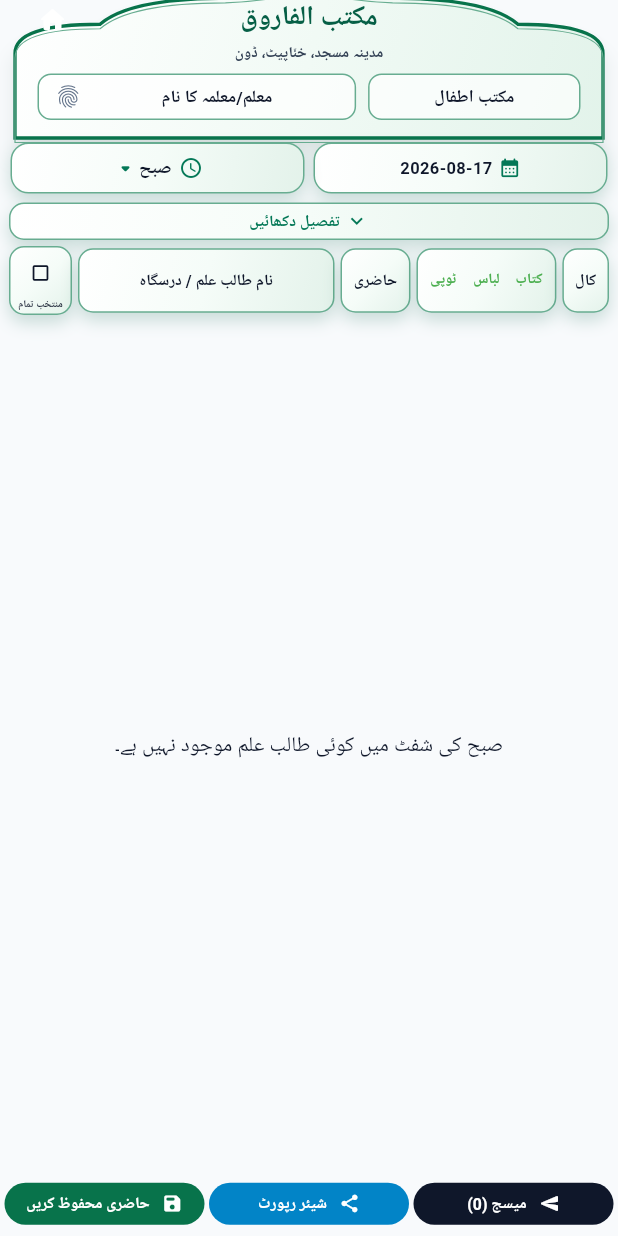
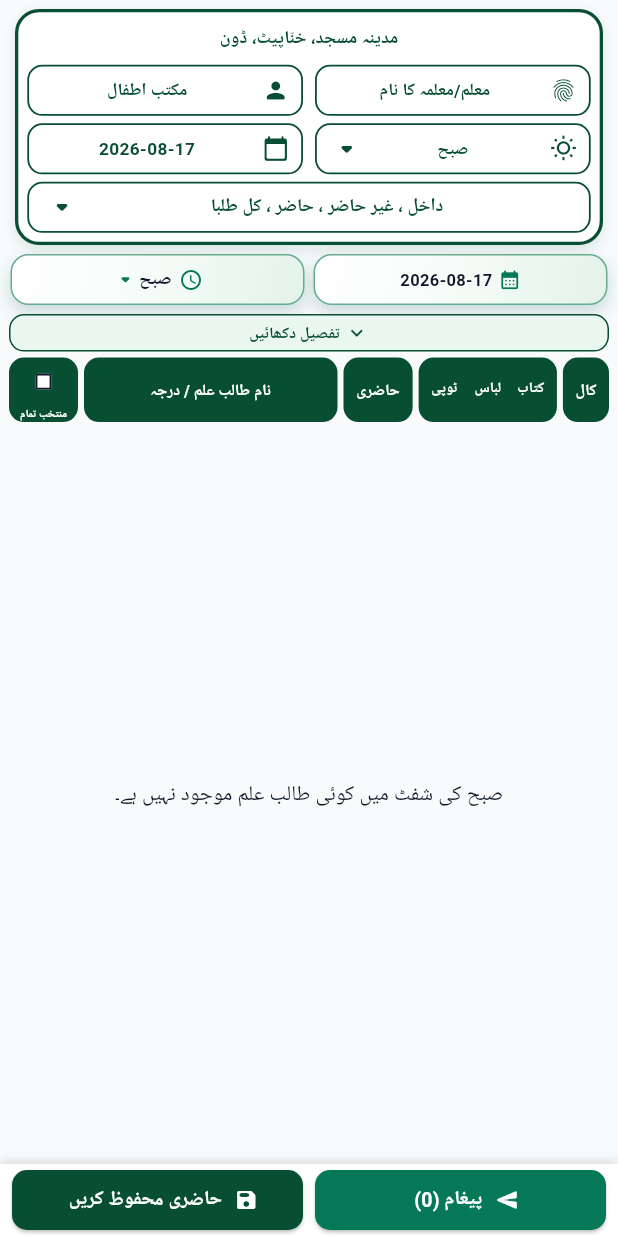
Before and after one commit to shaikzabeeh31-commits/MAKTAB, a Flutter app: the AttendanceScreen screen opened directly with empty values, on a phone screen of 412 x 824 dp. Run offline on Flutter 3.47's test engine with Material 3 defaults, Android fonts, the phone set to English and light mode, and no system bars; our stand-ins replace flutter_contacts, flutter_local_notifications, google_fonts, image_picker, local_auth, pdf and 4 more; accounts and stored records are empty.

Commit message:
Implement exact double-bordered mosque arch frame, green table headers, and bottom action bar matching target UI screenshot

```diff
--- a/lib/attendance_screen.dart
+++ b/lib/attendance_screen.dart
@@ -1183,157 +1183,177 @@ class _AttendanceScreenState extends State<AttendanceScreen> {
   }
 
   Widget _identityArch(bool dark) {
-    return SizedBox(
-      height: 108,
-      width: double.infinity,
-      child: CustomPaint(
-        painter: _AttendanceArchPainter(dark: dark),
-        child: Stack(
-          children: [
-            Positioned(
-              top: 2,
-              left: 4,
-              child: IconButton(
-                icon: const Icon(Icons.home_rounded, color: Colors.white, size: 20),
-                tooltip: 'ہوم ڈیش بورڈ (Return to Home)',
-                onPressed: () {
-                  if (Navigator.canPop(context)) {
-                    Navigator.popUntil(context, (route) => route.isFirst);
-                  }
-                },
-              ),
-            ),
-            Padding(
-              padding: const EdgeInsets.fromLTRB(18, 7, 18, 4),
-              child: Column(
+    return Container(
+      margin: const EdgeInsets.fromLTRB(6, 4, 6, 6),
+      padding: const EdgeInsets.all(6),
+      decoration: BoxDecoration(
+        color: dark ? const Color(0xFF1E293B) : Colors.white,
+        borderRadius: BorderRadius.circular(16),
+        border: Border.all(color: const Color(0xFF074E32), width: 2.2),
+        boxShadow: const [
+          BoxShadow(
+            color: Color(0x1F074E32),
+            blurRadius: 6,
+            offset: Offset(0, 3),
+          ),
+        ],
+      ),
+      child: Column(
+        mainAxisSize: MainAxisSize.min,
+        children: [
+          // Top Institution Address Banner
+          InkWell(
+            onTap: _editInstitutionAddress,
+            borderRadius: BorderRadius.circular(8),
+            child: Container(
+              width: double.infinity,
+              padding: const EdgeInsets.symmetric(vertical: 3, horizontal: 8),
+              alignment: Alignment.center,
+              child: Text(
+                _institutionAddress.isNotEmpty
+                    ? _institutionAddress
+                    : 'مکتب قاسم العلوم مدینہ مسجد کدہ پیٹ، ڈون، ندیال، آندھرا پردیش',
+                maxLines: 1,
+                overflow: TextOverflow.ellipsis,
+                textAlign: TextAlign.center,
+                style: TextStyle(
+                  fontSize: 12,
+                  fontWeight: FontWeight.bold,
+                  color: dark ? Colors.white : const Color(0xFF074E32),
+                ),
+              ),
+            ),
+          ),
+          const SizedBox(height: 5),
+          // Row 1: Teacher Name & Maktab Department
+          Row(
             children: [
-              SizedBox(
-                height: 28,
-                child: InkWell(
-                  onTap: _editInstitutionName,
-                  borderRadius: BorderRadius.circular(9),
-                  child: Container(
-                    width: double.infinity,
-                    alignment: Alignment.center,
-                    child: Transform.translate(
-                      // Move only the title into the free space below the
-                      // arch peak; the arch and its other fields stay fixed.
-                      // Match the Lesson Target title-to-address spacing.
-                      offset: const Offset(0, 4),
-                      child: Text(
-                        _institutionName,
-                        maxLines: 1,
-                        overflow: TextOverflow.ellipsis,
-                        textAlign: TextAlign.center,
-                        style: TextStyle(
-                          fontSize: 18,
-                          fontWeight: FontWeight.bold,
-                          color:
-                              dark ? Colors.white : const Color(0xFF065F46),
-                        ),
-                      ),
+              Expanded(
+                child: _archMiniBox(
+                  text: _teacherHeading.isNotEmpty ? _teacherHeading : 'معلم/معلمہ کا نام',
+                  icon: Icons.fingerprint_rounded,
+                  onTap: _editTeacherHeading,
+                  dark: dark,
+                ),
+              ),
+              const SizedBox(width: 8),
+              Expanded(
+                child: _archMiniBox(
+                  text: _classHeading.isNotEmpty ? _classHeading : 'مکتب اطفال',
+                  icon: Icons.person_rounded,
+                  onTap: _editClassHeading,
+                  dark: dark,
+                ),
+              ),
+            ],
+          ),
+          const SizedBox(height: 5),
+          // Row 2: Shift Dropdown & Date Picker
+          Row(
+            children: [
+              Expanded(
+                child: _archMiniBox(
+                  text: _selectedShiftId == 'shabina' ? 'شبینہ' : 'صبح',
+                  icon: Icons.wb_sunny_outlined,
+                  hasDropdown: true,
+                  onTap: () {
+                    setState(() {
+                      _selectedShiftId = _selectedShiftId == 'subah' ? 'shabina' : 'subah';
+                    });
+                  },
+                  dark: dark,
+                ),
+              ),
+              const SizedBox(width: 8),
+              Expanded(
+                child: _archMiniBox(
+                  text: '${_selectedDate.year}-${_selectedDate.month.toString().padLeft(2, '0')}-${_selectedDate.day.toString().padLeft(2, '0')}',
+                  icon: Icons.calendar_today_rounded,
+                  onTap: () async {
+                    final picked = await showDatePicker(
+                      context: context,
+                      initialDate: _selectedDate,
+                      firstDate: DateTime(2020),
+                      lastDate: DateTime(2030),
+                    );
+                    if (picked != null) setState(() => _selectedDate = picked);
+                  },
+                  dark: dark,
+                ),
+              ),
+            ],
+          ),
+          const SizedBox(height: 5),
+          // Row 3: Wide Filter Selector
+          Container(
+            height: 34,
+            padding: const EdgeInsets.symmetric(horizontal: 10),
+            decoration: BoxDecoration(
+              color: dark ? const Color(0xFF0F172A) : Colors.white,
+              borderRadius: BorderRadius.circular(10),
+              border: Border.all(color: const Color(0xFF074E32), width: 1.2),
+            ),
+            child: Row(
+              mainAxisAlignment: MainAxisAlignment.center,
+              children: [
+                Expanded(
+                  child: Text(
+                    'داخل ، غیر حاضر ، حاضر ، کل طلبا',
+                    textAlign: TextAlign.center,
+                    style: TextStyle(
+                      fontSize: 12,
+                      fontWeight: FontWeight.bold,
+                      color: dark ? Colors.white : const Color(0xFF074E32),
                     ),
                   ),
                 ),
-              ),
-              const SizedBox(height: 3),
-              SizedBox(
-                height: 21,
-                child: InkWell(
-                  onTap: _editInstitutionAddress,
-                  borderRadius: BorderRadius.circular(8),
-                  child: Container(
-                    width: double.infinity,
-                    alignment: Alignment.center,
-                    padding: const EdgeInsets.symmetric(horizontal: 8),
-                    child: Text(
-                      _institutionAddress,
-                      maxLines: 1,
-                      overflow: TextOverflow.ellipsis,
-                      textAlign: TextAlign.center,
-                      style: TextStyle(
-                        fontSize: 10,
-                        fontWeight: FontWeight.w600,
-                        color:
-                            dark ? Colors.white70 : const Color(0xFF334155),
-                      ),
-                    ),
-                  ),
-                ),
-              ),
-              const SizedBox(height: 3),
-              Row(
-                children: [
-                  Expanded(
-                    flex: 2,
-                    child: _archMiniBox(
-                      text: _classHeading,
-                      onTap: _editClassHeading,
-                      dark: dark,
-                    ),
-                  ),
-                  const SizedBox(width: 8),
-                  Expanded(
-                    flex: 3,
-                    child: _archMiniBox(
-                      text: _teacherPresent && _teacherAttendanceTime.isNotEmpty
-                          ? '$_teacherHeading  •  $_teacherAttendanceTime'
-                          : _teacherHeading,
-                      onTap: _editTeacherHeading,
-                      dark: dark,
-                      action: SizedBox(
-                        width: 27,
-                        height: 27,
-                        child: IconButton(
-                          padding: EdgeInsets.zero,
-                          tooltip: 'استاد کی حاضری',
-                          onPressed: _toggleTeacherAttendance,
-                          icon: Icon(
-                            _teacherPresent
-                                ? Icons.verified_rounded
-                                : Icons.fingerprint_rounded,
-                            size: 18,
-                            color: _teacherPresent
-                                ? Colors.green
-                                : const Color(0xFF64748B),
-                          ),
-                        ),
-                      ),
-                    ),
-                  ),
-                ],
-              ),
-            ],
-          ),
-        ),
-      ],
-    ),
-  ),
-);
+                Icon(Icons.arrow_drop_down_rounded, color: dark ? Colors.white70 : const Color(0xFF074E32)),
+              ],
+            ),
+          ),
+        ],
+      ),
+    );
   }
 
   Widget _archMiniBox({
     required String text,
+    required IconData icon,
     required VoidCallback onTap,
     required bool dark,
-    Widget? action,
+    bool hasDropdown = false,
   }) {
     return InkWell(
       onTap: onTap,
-      borderRadius: BorderRadius.circular(9),
+      borderRadius: BorderRadius.circular(10),
       child: Container(
-        height: 31,
-        padding: const EdgeInsets.symmetric(horizontal: 6),
+        height: 34,
+        padding: const EdgeInsets.symmetric(horizontal: 8),
         decoration: BoxDecoration(
-          color: dark ? const Color(0xFF1E293B) : Colors.white70,
-          borderRadius: BorderRadius.circular(9),
-          border: Border.all(color: const Color(0xFF68AD91)),
+          color: dark ? const Color(0xFF0F172A) : Colors.white,
+          borderRadius: BorderRadius.circular(10),
+          border: Border.all(color: const Color(0xFF074E32), width: 1.2),
         ),
         child: Row(
           mainAxisAlignment: MainAxisAlignment.center,
           children: [
-            Expanded(child: Center(child: _fit(text, size: 11.5))),
-            if (action != null) action,
+            Icon(icon, size: 18, color: dark ? Colors.white70 : const Color(0xFF074E32)),
+            const SizedBox(width: 6),
+            Expanded(
+              child: Text(
+                text,
+                maxLines: 1,
+                overflow: TextOverflow.ellipsis,
+                textAlign: TextAlign.center,
+                style: TextStyle(
+                  fontSize: 11.5,
+                  fontWeight: FontWeight.bold,
+                  color: dark ? Colors.white : const Color(0xFF074E32),
+                ),
+              ),
+            ),
+            if (hasDropdown)
+              Icon(Icons.arrow_drop_down_rounded, color: dark ? Colors.white70 : const Color(0xFF074E32)),
           ],
         ),
       ),
@@ -1346,7 +1366,10 @@ class _AttendanceScreenState extends State<AttendanceScreen> {
       child: Container(
         height: 43,
         padding: const EdgeInsets.symmetric(horizontal: 3),
-        decoration: _threeD(radius: 10),
+        decoration: BoxDecoration(
+          color: const Color(0xFF074E32),
+          borderRadius: BorderRadius.circular(10),
+        ),
         child: Center(child: child),
       ),
     );
@@ -1377,7 +1400,11 @@ class _AttendanceScreenState extends State<AttendanceScreen> {
             child: Container(
               height: 25,
               width: double.infinity,
-              decoration: _threeD(radius: 10),
+              decoration: BoxDecoration(
+                color: const Color(0xFFEAF7F0),
+                borderRadius: BorderRadius.circular(10),
+                border: Border.all(color: const Color(0xFF074E32)),
+              ),
               child: Row(
                 mainAxisAlignment: MainAxisAlignment.center,
                 children: [
@@ -1386,7 +1413,7 @@ class _AttendanceScreenState extends State<AttendanceScreen> {
                         ? Icons.keyboard_arrow_up
                         : Icons.keyboard_arrow_down,
                     size: 16,
-                    color: const Color(0xFF047857),
+                    color: const Color(0xFF074E32),
                   ),
                   const SizedBox(width: 3),
                   _fit(
@@ -1394,7 +1421,7 @@ class _AttendanceScreenState extends State<AttendanceScreen> {
                         ? (isEn ? 'Hide Details' : 'تفصیل چھپائیں')
                         : (isEn ? 'Show Details' : 'تفصیل دکھائیں'),
                     size: 10.5,
-                    color: const Color(0xFF047857),
+                    color: const Color(0xFF074E32),
                   ),
                 ],
               ),
@@ -1438,10 +1465,13 @@ class _AttendanceScreenState extends State<AttendanceScreen> {
             textDirection: TextDirection.ltr,
             children: [
               SizedBox(
-                width: 42,
+                width: 46,
                 child: Container(
-                  height: 46,
-                  decoration: _threeD(radius: 10),
+                  height: 43,
+                  decoration: BoxDecoration(
+                    color: const Color(0xFF074E32),
+                    borderRadius: BorderRadius.circular(10),
+                  ),
                   child: FittedBox(
                     fit: BoxFit.scaleDown,
                     child: Column(
@@ -1451,6 +1481,8 @@ class _AttendanceScreenState extends State<AttendanceScreen> {
                           scale: .58,
                           child: Checkbox(
                             value: allSelected,
+                            fillColor: WidgetStateProperty.all(Colors.white),
+                            checkColor: const Color(0xFF074E32),
                             onChanged: (value) {
                               setState(() {
                                 for (final student in messageCandidates) {
@@ -1463,7 +1495,7 @@ class _AttendanceScreenState extends State<AttendanceScreen> {
                                 MaterialTapTargetSize.shrinkWrap,
                           ),
                         ),
-                        _fit(isEn ? 'All' : 'منتخب تمام', size: 6.8),
+                        _fit(isEn ? 'All' : 'منتخب تمام', color: Colors.white, size: 7.2),
                       ],
                     ),
                   ),
@@ -1471,27 +1503,27 @@ class _AttendanceScreenState extends State<AttendanceScreen> {
               ),
               const SizedBox(width: 4),
               _header(
-                _fit(isEn ? 'Student Name' : 'نام طالب علم / درسگاہ', size: 10.5),
+                _fit(isEn ? 'Student Name / Class' : 'نام طالب علم / درجہ', color: Colors.white, size: 10.5),
                 flex: 11,
               ),
               const SizedBox(width: 4),
-              _header(_fit(isEn ? 'Attendance' : 'حاضری', size: 10.5), flex: 3),
+              _header(_fit(isEn ? 'Attendance' : 'حاضری', color: Colors.white, size: 10.5), flex: 3),
               const SizedBox(width: 4),
               _header(
                 Row(
                   children: [
                     Expanded(
-                        child: _fit(isEn ? 'Book' : 'کتاب', color: Colors.green, size: 9.5)),
+                        child: _fit(isEn ? 'Book' : 'کتاب', color: Colors.white, size: 9.5)),
                     Expanded(
-                        child: _fit(isEn ? 'Uniform' : 'لباس', color: Colors.green, size: 9.5)),
+                        child: _fit(isEn ? 'Uniform' : 'لباس', color: Colors.white, size: 9.5)),
                     Expanded(
-                        child: _fit(isEn ? 'Cap' : 'ٹوپی', color: Colors.green, size: 9.5)),
+                        child: _fit(isEn ? 'Cap' : 'ٹوپی', color: Colors.white, size: 9.5)),
                   ],
                 ),
                 flex: 6,
               ),
               const SizedBox(width: 4),
-              _header(_fit(isEn ? 'Call' : 'کال', size: 10.5), flex: 2),
+              _header(_fit(isEn ? 'Call' : 'کال', color: Colors.white, size: 10.5), flex: 2),
             ],
           ),
         ],
@@ -1858,20 +1890,9 @@ class _AttendanceScreenState extends State<AttendanceScreen> {
                     padding: EdgeInsets.only(
                       top: MediaQuery.paddingOf(context).top + 2,
                     ),
-                    child: SizedBox(
-                      height: 93,
-                      child: OverflowBox(
-                        alignment: Alignment.topCenter,
-                        minHeight: 108,
-                        maxHeight: 108,
-                        child: Transform.translate(
-                          offset: const Offset(0, -15),
-                          child: Padding(
-                            padding: const EdgeInsets.symmetric(horizontal: 7),
-                            child: _identityArch(dark),
-                          ),
-                        ),
-                      ),
+                    child: Padding(
+                      padding: const EdgeInsets.symmetric(horizontal: 4),
+                      child: _identityArch(dark),
                     ),
                   ),
                   Padding(
@@ -1955,65 +1976,59 @@ class _AttendanceScreenState extends State<AttendanceScreen> {
                   ),
                 ],
               ),
-        bottomNavigationBar: SizedBox(
-          height: 42,
-          child: Padding(
-            padding: const EdgeInsets.fromLTRB(3, 1, 3, 2),
-            child: Row(
-              children: [
-                Expanded(
-                  child: FilledButton.icon(
-                    onPressed: _isLoading ? null : _openMessageSheet,
-                    style: FilledButton.styleFrom(
-                      backgroundColor: const Color(0xFF0F172A),
-                      minimumSize: const Size(0, 36),
-                      maximumSize: const Size(double.infinity, 36),
-                      padding: const EdgeInsets.symmetric(horizontal: 4),
-                      visualDensity: VisualDensity.compact,
-                      textStyle: const TextStyle(
-                          fontSize: 10.5, fontWeight: FontWeight.bold),
+        bottomNavigationBar: Container(
+          height: 48,
+          padding: const EdgeInsets.symmetric(horizontal: 8, vertical: 4),
+          decoration: BoxDecoration(
+            color: Theme.of(context).cardColor,
+            boxShadow: const [
+              BoxShadow(
+                color: Colors.black12,
+                blurRadius: 4,
+                offset: Offset(0, -2),
+              ),
+            ],
+          ),
+          child: Row(
+            children: [
+              Expanded(
+                child: ElevatedButton.icon(
+                  onPressed: _isLoading ? null : _openMessageSheet,
+                  style: ElevatedButton.styleFrom(
+                    backgroundColor: const Color(0xFF047857),
+                    foregroundColor: Colors.white,
+                    minimumSize: const Size(0, 40),
+                    shape: RoundedRectangleBorder(
+                      borderRadius: BorderRadius.circular(10),
                     ),
-                    icon: const Icon(Icons.send_rounded, size: 14),
-                    label: Text('میسج (${_selectedAbsentees.length})',
-                        maxLines: 1),
+                  ),
+                  icon: const Icon(Icons.send_rounded, size: 16),
+                  label: Text(
+                    'پیغام (${_selectedAbsentees.length})',
+                    style: const TextStyle(fontSize: 13, fontWeight: FontWeight.bold),
                   ),
                 ),
-                const SizedBox(width: 3),
-                Expanded(
-                  child: FilledButton.icon(
-                    onPressed: _isLoading ? null : _sharePdf,
-                    style: FilledButton.styleFrom(
-                      backgroundColor: const Color(0xFF0284C7),
-                      minimumSize: const Size(0, 36),
-                      maximumSize: const Size(double.infinity, 36),
-                      padding: const EdgeInsets.symmetric(horizontal: 4),
-                      visualDensity: VisualDensity.compact,
-                      textStyle: const TextStyle(
-                          fontSize: 10.5, fontWeight: FontWeight.bold),
+              ),
+              const SizedBox(width: 8),
+              Expanded(
+                child: ElevatedButton.icon(
+                  onPressed: _isLoading ? null : _saveAttendance,
+                  style: ElevatedButton.styleFrom(
+                    backgroundColor: const Color(0xFF074E32),
+                    foregroundColor: Colors.white,
+                    minimumSize: const Size(0, 40),
+                    shape: RoundedRectangleBorder(
+                      borderRadius: BorderRadius.circular(10),
                     ),
-                    icon: const Icon(Icons.share_rounded, size: 14),
-                    label: const Text('شیئر رپورٹ', maxLines: 1),
+                  ),
+                  icon: const Icon(Icons.save_rounded, size: 16),
+                  label: const Text(
+                    'حاضری محفوظ کریں',
+                    style: TextStyle(fontSize: 13, fontWeight: FontWeight.bold),
                   ),
                 ),
-                const SizedBox(width: 3),
-                Expanded(
-                  child: FilledButton.icon(
-                    onPressed: _isLoading ? null : _saveAttendance,
-                    style: FilledButton.styleFrom(
-                      backgroundColor: const Color(0xFF08734B),
-                      minimumSize: const Size(0, 36),
-                      maximumSize: const Size(double.infinity, 36),
-                      padding: const EdgeInsets.symmetric(horizontal: 4),
-                      visualDensity: VisualDensity.compact,
-                      textStyle: const TextStyle(
-                          fontSize: 10.5, fontWeight: FontWeight.bold),
-                    ),
-                    icon: const Icon(Icons.save_rounded, size: 14),
-                    label: const Text('حاضری محفوظ کریں', maxLines: 1),
-                  ),
-                ),
-              ],
-            ),
+              ),
+            ],
           ),
         ),
       ),
```
